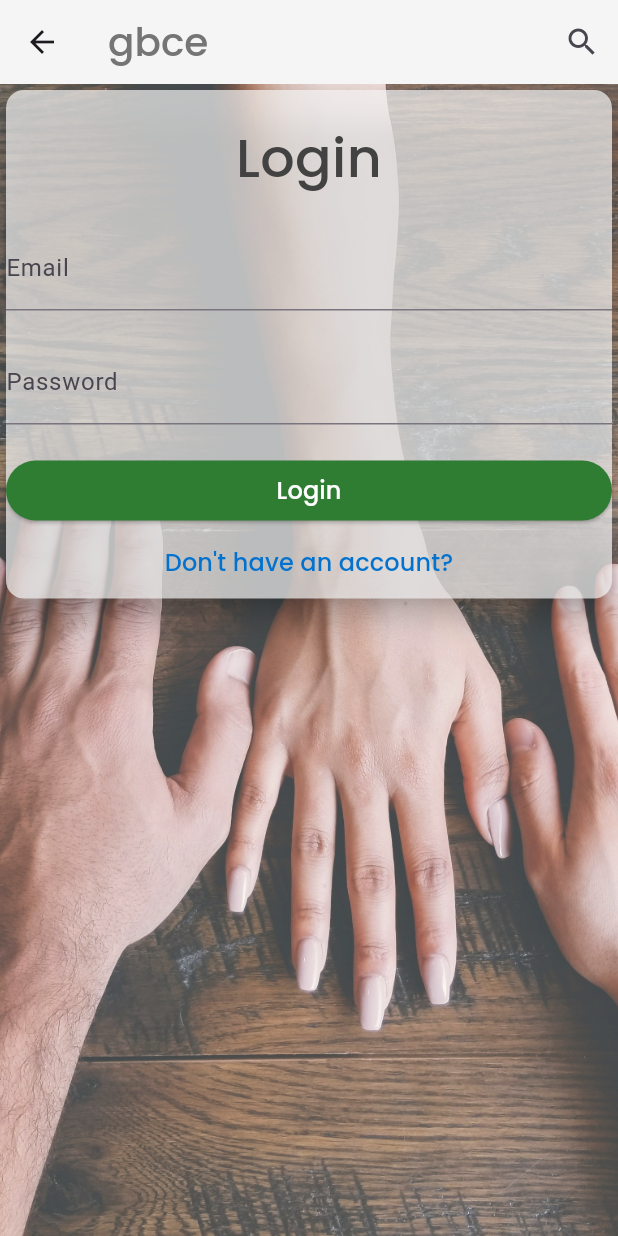
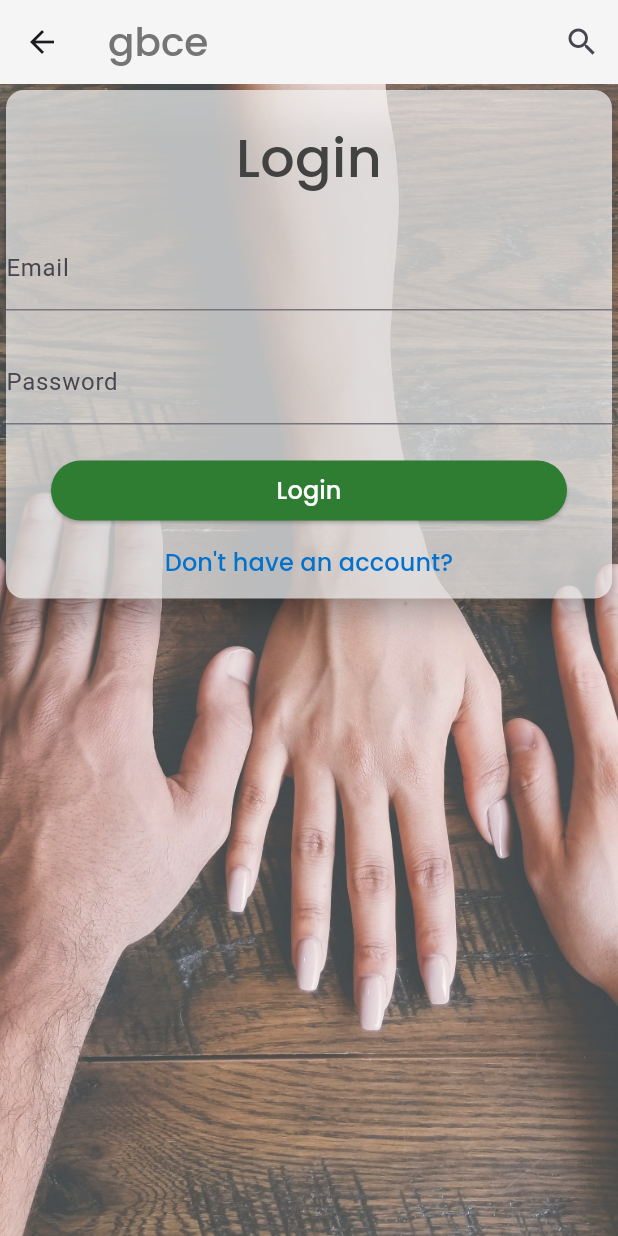
Before and after one commit to mouxoozoxmozoron/gender_based_community_engagement_app, a Flutter app: the Login screen opened by its route, on a phone screen of 412 x 824 dp. Run offline on Flutter 3.47's test engine with Material 3 defaults, Android fonts, the phone set to English and light mode, and no system bars; our stand-ins replace fluttertoast, get, image_picker, permission_handler, shared_preferences, snippet_coder_utils; accounts and stored records are empty.

Commit message:
update on main page

```diff
--- a/lib/APIV1/Auth/login.dart
+++ b/lib/APIV1/Auth/login.dart
@@ -83,7 +83,6 @@ class _LoginState extends State<Login> {
                         textAlign: TextAlign.center,
                       ),
                       const SizedBox(height: 20),
-
                       TextFormField(
                         controller: _emailController,
                         decoration: const InputDecoration(
@@ -118,7 +117,9 @@ class _LoginState extends State<Login> {
                         },
                       ),
                       const SizedBox(height: 20),
-                      ElevatedButton(
+                      Padding(
+                        padding: const EdgeInsets.symmetric(horizontal: 30.0),
+                        child: ElevatedButton(
                           style: ButtonStyle(
                             backgroundColor: MaterialStateProperty.all<Color>(
                               Colors.green.shade800,
@@ -150,12 +151,14 @@ class _LoginState extends State<Login> {
                             ),
                           ),
                         ),
+                      ),
                       TextButton(
                         onPressed: () {
                           // Navigator.push(context, MaterialPageRoute(builder: (context) => Register()));
                           Navigator.pushReplacement(
                             context,
-                            MaterialPageRoute(builder: (context) => const Register()),
+                            MaterialPageRoute(
+                                builder: (context) => const Register()),
                           );
 
                           Get.offAllNamed(RoutesClass.getregisterscreenRoute());
@@ -172,10 +175,6 @@ class _LoginState extends State<Login> {
                     ],
                   ),
                 ),
-
-
-
-
               ),
             )),
           ],
--- a/lib/APIV1/api_end_points.dart
+++ b/lib/APIV1/api_end_points.dart
@@ -1,6 +1,6 @@
 //SERVER URL DECLARATION
-const serverUrl = 'http://192.168.216.5:8000/api/';
-const serverUrlPlain = 'http://192.168.216.5:8000/';
+const serverUrl = 'http://192.168.207.5:8000/api/';
+const serverUrlPlain = 'http://192.168.207.5:8000/';
 const String loginEndpoint = '${serverUrl}auth/login';
 const homeController = '${serverUrl}gbcehome';
 const String registrationEndpoint = '${serverUrl}register';
--- a/lib/screens/posts.dart
+++ b/lib/screens/posts.dart
@@ -1,8 +1,6 @@
 import 'package:flutter/material.dart';
 import 'package:gbce/APIV1/requests/profile_api.dart';
 import 'package:gbce/APIV1/api_end_points.dart';
-import 'package:gbce/navigations/routes_configurations.dart';
-import 'package:gbce/screens/more.dart';
 import 'package:gbce/screens/user_profile.dart';
 import 'package:get/get.dart';
 import '/Componnent/Navigation.dart';
```
Also changed, not shown: lib/screens/home.dart (+5 -4 lines), lib/screens/user_profile.dart (+4 -4 lines). Lines whose indentation alone changed are shown as unchanged.
